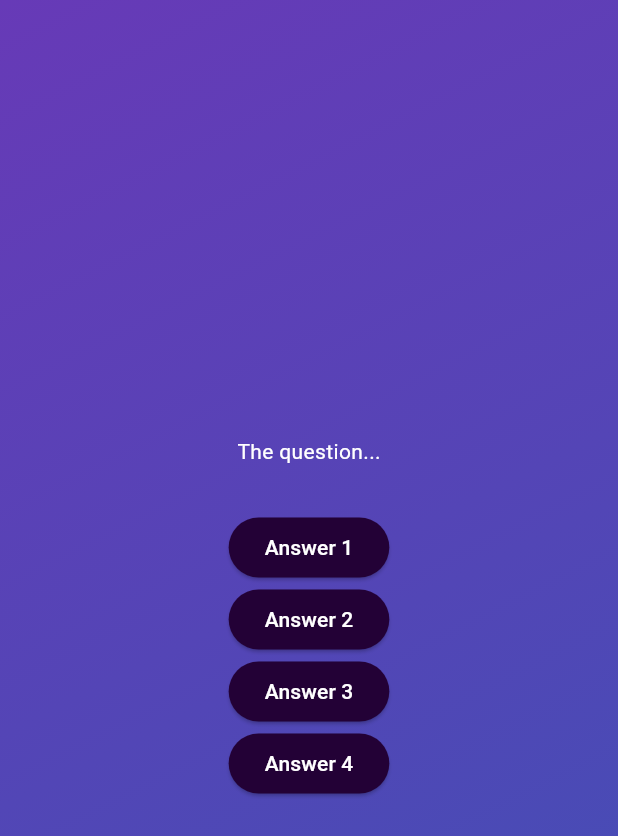
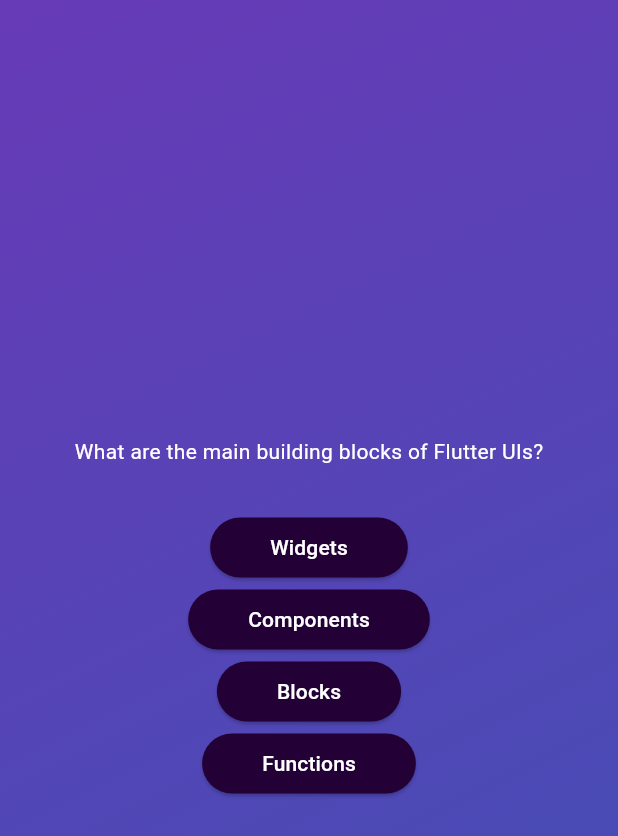
Before and after one commit to AnesuMurakata/quiz-app, a Flutter app: the screen it shows after launch, after a tap on "Start Quiz", on a phone screen of 412 x 824 dp. Shown: the top 836 px of the screen. Run offline on Flutter 3.47's test engine with Material 3 defaults, Android fonts, the phone set to English and light mode, and no system bars.

Commit message:
dynamic answer buttons

```diff
--- a/lib/answer_button.dart
+++ b/lib/answer_button.dart
@@ -12,6 +12,7 @@ class AnswerButton extends StatelessWidget {
     return ElevatedButton(
       onPressed: onTap,
       style: ElevatedButton.styleFrom(
+        padding: const EdgeInsets.symmetric(vertical: 10, horizontal: 40),
         backgroundColor: const Color.fromARGB(255, 35, 1, 54),
         foregroundColor: Colors.white,
         shape: RoundedRectangleBorder(
--- a/lib/questions_screen.dart
+++ b/lib/questions_screen.dart
@@ -1,5 +1,6 @@
 import 'package:flutter/material.dart';
 import 'package:quiz_app/answer_button.dart';
+import 'package:quiz_app/data/questions.dart';
 
 class QuestionsScreen extends StatefulWidget {
   const QuestionsScreen({super.key});
@@ -13,22 +14,23 @@ class QuestionsScreen extends StatefulWidget {
 class _QuestionsScreenState extends State<QuestionsScreen> {
   @override
   Widget build(context) {
+    final currentQuestion = questions[0];
+
     return SizedBox(
       width: double.infinity,
       child: Column(
         mainAxisAlignment: MainAxisAlignment.center,
         children: [
-          const Text(
-            'The question...',
-            style: TextStyle(color: Colors.white),
+          Text(
+            currentQuestion.text,
+            style: const TextStyle(color: Colors.white),
           ),
           const SizedBox(
             height: 30,
           ),
-          AnswerButton(answerText: 'Answer 1', onTap: () {}),
-          AnswerButton(answerText: 'Answer 2', onTap: () {}),
-          AnswerButton(answerText: 'Answer 3', onTap: () {}),
-          AnswerButton(answerText: 'Answer 4', onTap: () {}),
+          ...currentQuestion.answers.map((answer) {
+            return AnswerButton(answerText: answer, onTap: () {});
+          }),
         ],
       ),
     );
```
